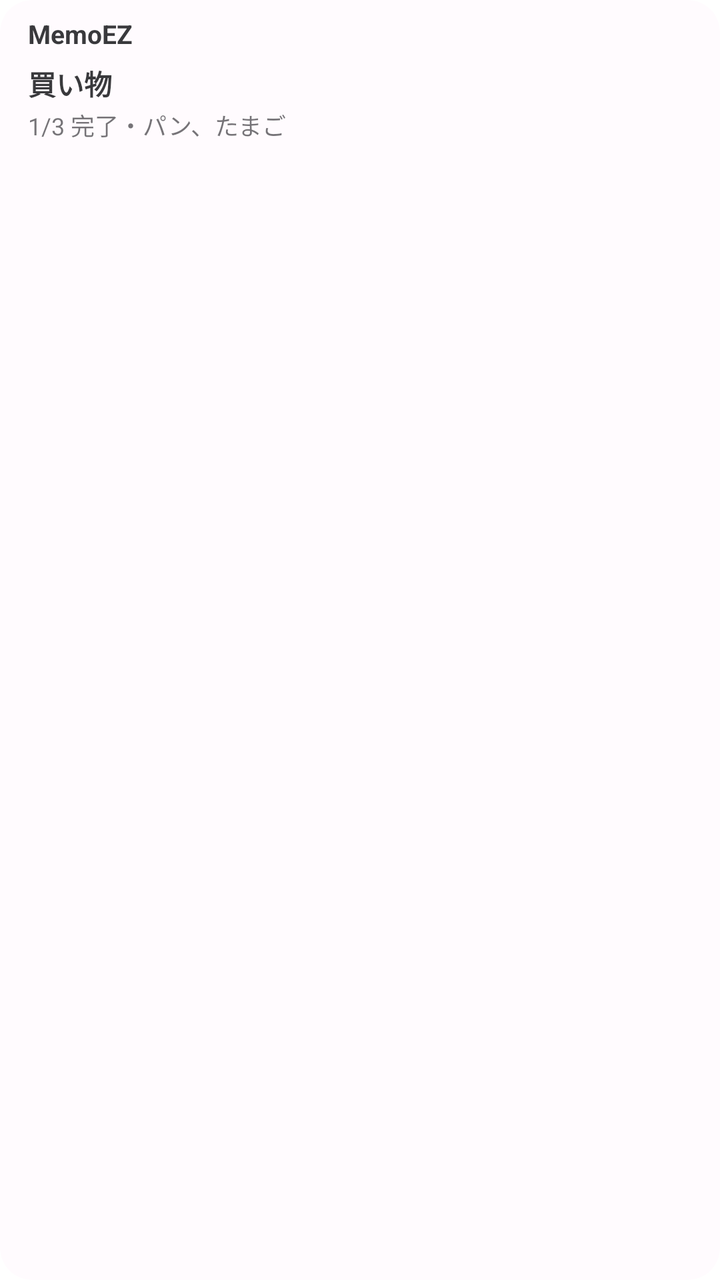
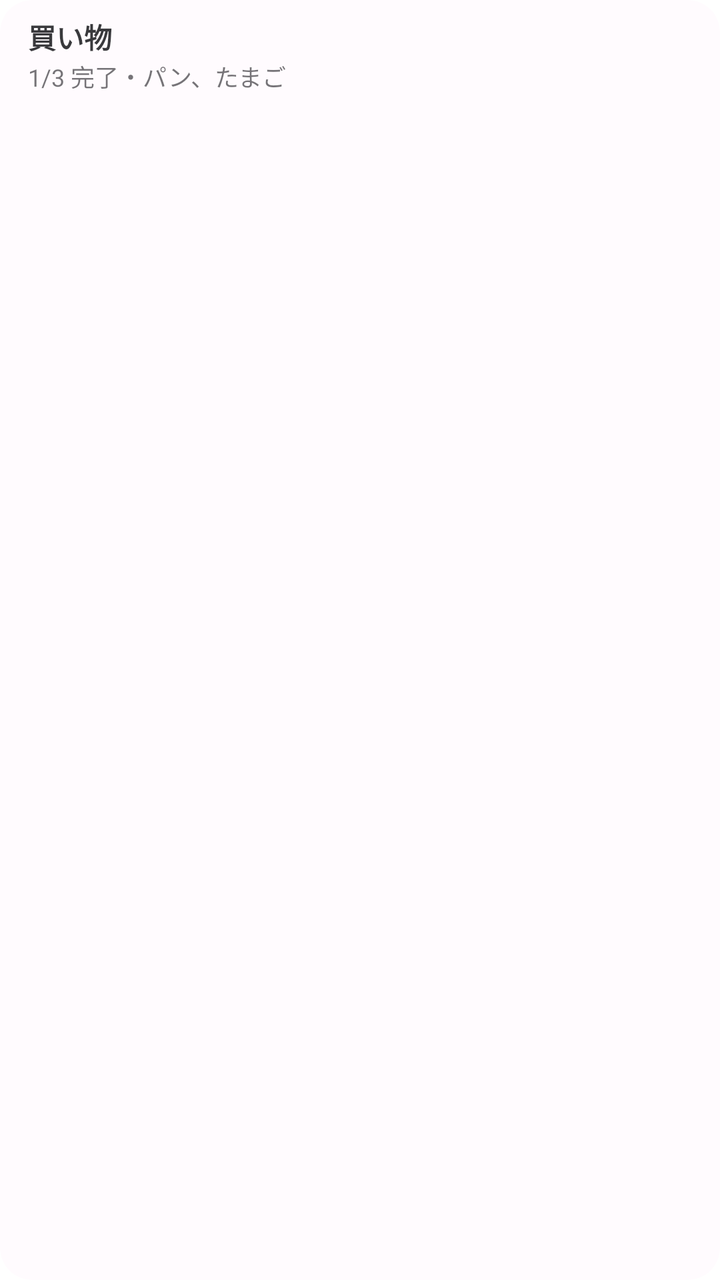

Compare the two renders of this Android layout. The source of the first and the diff that turns it into the second are given below.
<!-- AndroidManifest.xml: fallback theme Theme.MaterialComponents.DayNight.NoActionBar -->
<!-- res/layout/memoez_widget_list_preview.xml -->
<?xml version="1.0" encoding="utf-8"?>
<LinearLayout xmlns:android="http://schemas.android.com/apk/res/android"
    android:id="@android:id/background"
    android:layout_width="match_parent"
    android:layout_height="match_parent"
    android:background="@drawable/memoez_widget_list_preview_bg"
    android:clipToOutline="true"
    android:orientation="vertical"
    android:paddingStart="14dp"
    android:paddingTop="10dp"
    android:paddingEnd="14dp">

    <TextView
        style="@style/MemoEZWidgetText"
        android:layout_width="match_parent"
        android:layout_height="wrap_content"
        android:paddingBottom="6dp"
        android:text="@string/memoez_list_widget_header"
        android:textSize="13sp"
        android:textStyle="bold" />

    <TextView
        style="@style/MemoEZWidgetText"
        android:layout_width="match_parent"
        android:layout_height="wrap_content"
        android:maxLines="1"
        android:text="@string/memoez_widget_preview_title"
        android:textSize="14sp"
        android:textStyle="bold" />

    <TextView
        style="@style/MemoEZWidgetText"
        android:layout_width="match_parent"
        android:layout_height="wrap_content"
        android:layout_marginTop="2dp"
        android:alpha="0.7"
        android:maxLines="1"
        android:text="@string/memoez_list_widget_preview_line"
        android:textSize="12sp" />
</LinearLayout>
<!-- resources referenced by this layout -->
<resources>
  <!-- drawable memoez_widget_list_preview_bg (drawable) -->
  <?xml version="1.0" encoding="utf-8"?>
  <shape xmlns:android="http://schemas.android.com/apk/res/android" android:shape="rectangle">
      <solid android:color="#FFFFFBFE" />
      <corners android:radius="@dimen/memoez_widget_corner_radius" />
  </shape>
  <string name="memoez_list_widget_header">MemoEZ</string>
  <string name="memoez_list_widget_preview_line">1/3 完了・パン、たまご</string>
  <string name="memoez_widget_preview_title">買い物</string>
  <style name="MemoEZWidgetText">
          <item name="android:textColor">#DE1C1B1F</item>
          <item name="android:includeFontPadding">false</item>
      </style>
  <dimen name="memoez_widget_corner_radius">16dp</dimen>
</resources>

<!-- the commit's change to res/layout/memoez_widget_list_preview.xml (unified diff, before → after) -->
@@ -7,17 +7,8 @@
     android:clipToOutline="true"
     android:orientation="vertical"
     android:paddingStart="14dp"
-    android:paddingTop="10dp"
+    android:paddingTop="8dp"
     android:paddingEnd="14dp">
-
-    <TextView
-        style="@style/MemoEZWidgetText"
-        android:layout_width="match_parent"
-        android:layout_height="wrap_content"
-        android:paddingBottom="6dp"
-        android:text="@string/memoez_list_widget_header"
-        android:textSize="13sp"
-        android:textStyle="bold" />
 
     <TextView
         style="@style/MemoEZWidgetText"
@@ -32,7 +23,7 @@
         style="@style/MemoEZWidgetText"
         android:layout_width="match_parent"
         android:layout_height="wrap_content"
-        android:layout_marginTop="2dp"
+        android:layout_marginTop="1dp"
         android:alpha="0.7"
         android:maxLines="1"
         android:text="@string/memoez_list_widget_preview_line"
<!-- resource entries referenced after the edit -->
@@ -6,7 +6,6 @@
       <solid android:color="#FFFFFBFE" />
       <corners android:radius="@dimen/memoez_widget_corner_radius" />
   </shape>
-  <string name="memoez_list_widget_header">MemoEZ</string>
   <string name="memoez_list_widget_preview_line">1/3 完了・パン、たまご</string>
   <string name="memoez_widget_preview_title">買い物</string>
   <style name="MemoEZWidgetText">
